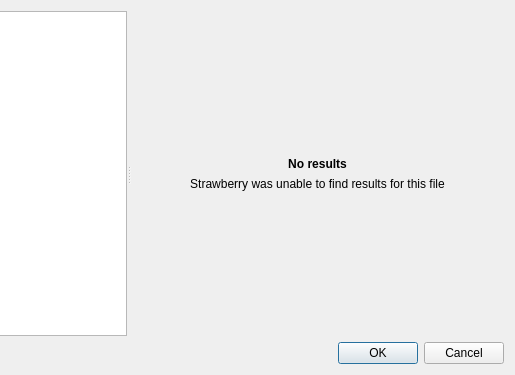
This is src/songeditor/trackselectiondialog.ui in Genki-jp0/Akousma as Qt 5 draws it before an edit; both pictures show x 258 to 773 and y 0 to 375 of the 773 by 375 pixel window. The edited form follows.
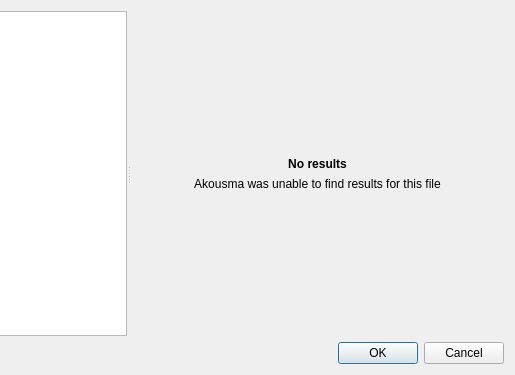
This is the edited form. Icons and pictures are not drawn. Custom widgets are drawn as their Qt base class.

Commit message: Say Akousma instead of Strawberry in the user interface

What changed in the file:
```diff
--- a/src/songeditor/trackselectiondialog.ui
+++ b/src/songeditor/trackselectiondialog.ui
@@ -135,7 +135,7 @@
         <item>
          <widget class="QLabel" name="label_error_text">
           <property name="text">
-           <string>Strawberry was unable to find results for this file</string>
+           <string>Akousma was unable to find results for this file</string>
           </property>
           <property name="textFormat">
            <enum>Qt::PlainText</enum>
```
The commit also changes 45 other files.
